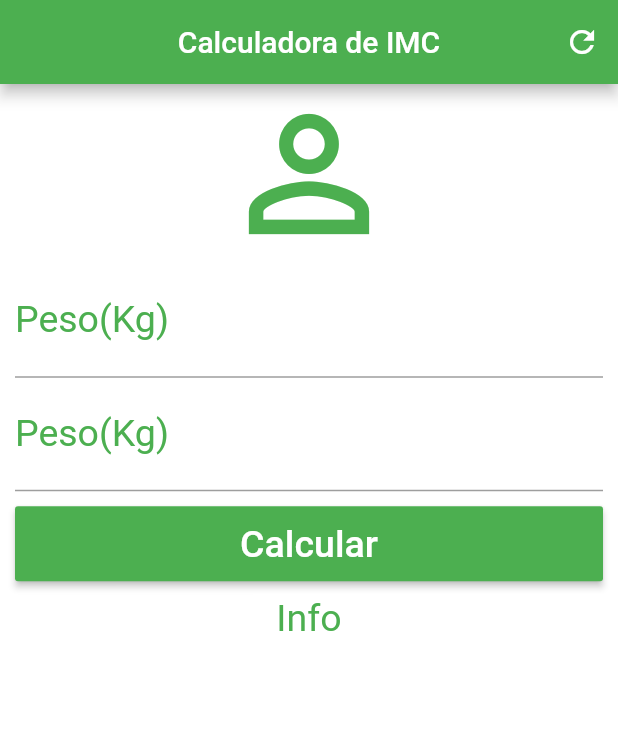
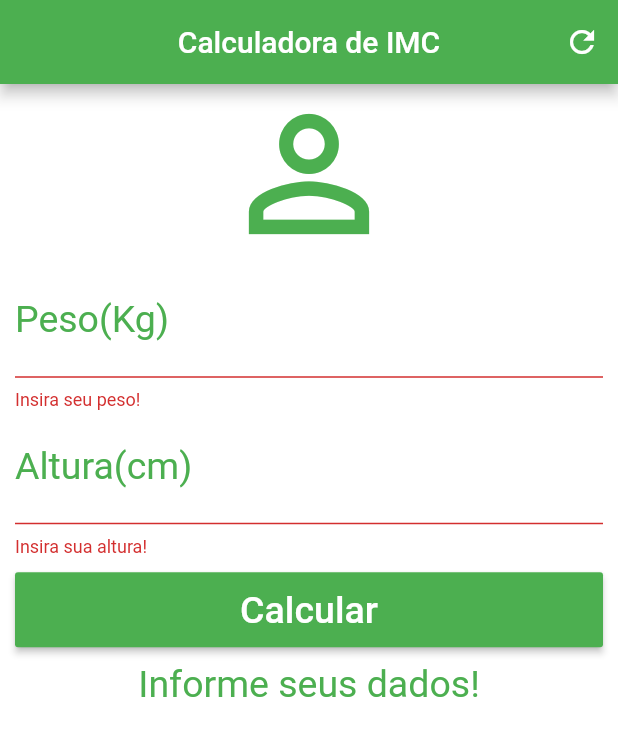
Before and after one commit to warleylimagit/cursos-flutter-calculo_imc, a Flutter app: the screen it shows after launch, after a tap on "Calcular", on a phone screen of 412 x 824 dp. Shown: the top 736 px of the screen. Run offline on Flutter 3.47's test engine with Material 2 defaults, Android fonts, the phone set to English and light mode, and no system bars.

```diff
--- a/lib/main.dart
+++ b/lib/main.dart
@@ -12,6 +12,44 @@ class Home extends StatefulWidget {
 }
 
 class _HomeState extends State<Home> {
+  String _infoText = "Informe seus dados!";
+  TextEditingController weightController = TextEditingController();
+  TextEditingController heightController = TextEditingController();
+
+  GlobalKey<FormState> _formKey = GlobalKey<FormState>();
+
+  void _resetFields(){
+    //Nao precisa add estes dois controles no setState, pois eles já foram
+    //referenciados no controller do textField
+    weightController.text = "";
+    heightController.text = "";
+
+    setState(() {
+      _infoText = "Informe seus dados!";
+    });
+  }
+
+  void _calculate(){
+    setState(() {
+      double imc = _calculateImc(double.parse(weightController.text), double.parse(heightController.text));
+
+      _infoText = _returnImcInfo(imc);
+    });
+  }
+
+  String _returnImcInfo(double imc){
+    if(imc < 18.6){
+      return "Abaixo do peso ${imc.toStringAsPrecision(4)}";
+    }
+    else
+      return "IMC lindo ${imc.toStringAsPrecision(4)}";
+  }
+
+  double _calculateImc(double weight, double height){
+    height /= 100;
+    return weight / (height * height);
+  }
+
   @override
   Widget build(BuildContext context) {
     return Scaffold(
@@ -22,13 +60,15 @@ class _HomeState extends State<Home> {
         actions: <Widget>[
           IconButton(
             icon: Icon(Icons.refresh),
-            onPressed: () {},
+            onPressed: _resetFields,
           )
         ],
       ),
       backgroundColor: Colors.white,
       body: SingleChildScrollView(
           padding: EdgeInsets.fromLTRB(10.0, 0.0, 10.0, 0.0),
+          child: Form(
+            key: _formKey,
             child: Column(
               crossAxisAlignment: CrossAxisAlignment.stretch,
               children: <Widget>[
@@ -37,28 +77,48 @@ class _HomeState extends State<Home> {
                   size: 120.0,
                   color: Colors.green,
                 ),
-              TextField(
+                TextFormField(
                   keyboardType: TextInputType.number,
                   decoration: InputDecoration(
                       labelText: "Peso(Kg)",
                       labelStyle: TextStyle(color: Colors.green)),
                   textAlign: TextAlign.center,
                   style: TextStyle(color: Colors.green, fontSize: 25.0),
+                  controller: weightController,
+                  validator: (value) {
+                    if(value.isEmpty){
+                      return "Insira seu peso!";
+                    }
+
+                    return null;
+                  },
                 ),
-              TextField(
+                TextFormField(
                   keyboardType: TextInputType.number,
                   decoration: InputDecoration(
-                    labelText: "Peso(Kg)",
+                      labelText: "Altura(cm)",
                       labelStyle: TextStyle(color: Colors.green)),
                   textAlign: TextAlign.center,
                   style: TextStyle(color: Colors.green, fontSize: 25.0),
+                  controller: heightController,
+                  validator: (value) {
+                    if(value.isEmpty){
+                      return "Insira sua altura!";
+                    }
+
+                    return null;
+                  },
                 ),
                 Padding(
                   padding: EdgeInsets.only(top: 10.0, bottom: 10.0),
                   child: Container(
                     height: 50.0,
                     child: RaisedButton(
-                    onPressed: () {},
+                      onPressed: () {
+                        if(_formKey.currentState.validate()){
+                          _calculate();
+                        }
+                      },
                       child: Text(
                         "Calcular",
                         style: TextStyle(color: Colors.white, fontSize: 25.0),
@@ -68,11 +128,12 @@ class _HomeState extends State<Home> {
                   ),
                 ),
                 Text(
-                "Info",
+                  _infoText,
                   textAlign: TextAlign.center,
                   style: TextStyle(color: Colors.green, fontSize: 25.0),
                 )
               ],
+            ),
           )),
     );
   }
```
Lines whose indentation alone changed are shown as unchanged.
